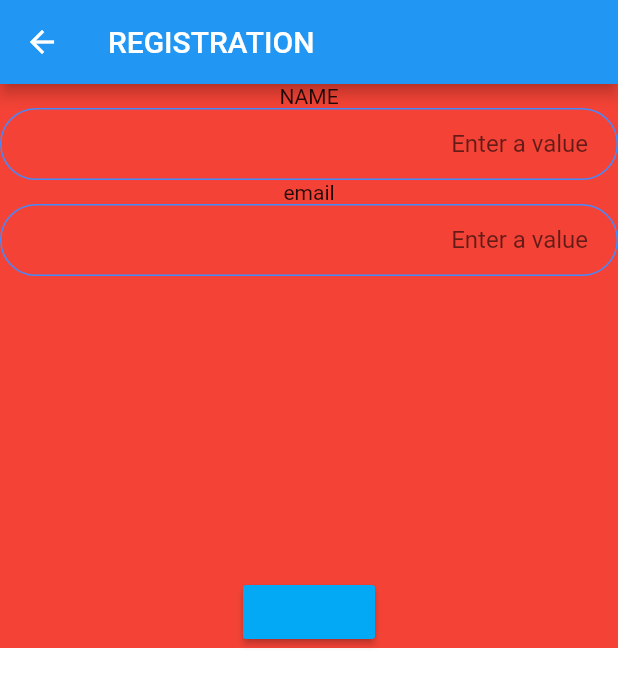
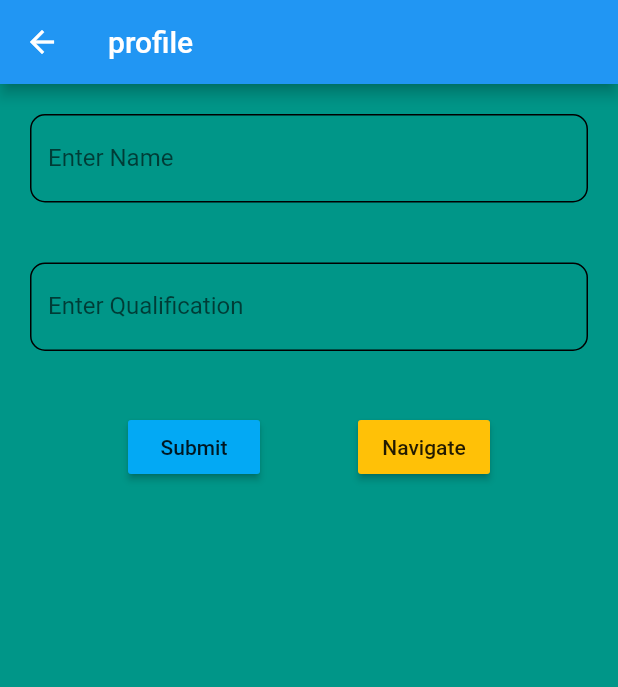
Before and after one commit to preet3001/tutor4u, a Flutter app: the Profile_Page screen opened by its route, on a phone screen of 412 x 824 dp. Shown: the top 687 px of the screen. Run offline on Flutter 3.47's test engine with Material 2 defaults, Android fonts, the phone set to English and light mode, and no system bars; our stand-ins replace firebase_auth, firebase_core, firebase_database, google_sign_in; accounts and stored records are empty.

Commit message:
updated profile page

```diff
--- a/lib/screens/home.dart
+++ b/lib/screens/home.dart
@@ -29,7 +29,7 @@ class _home_PageState extends State<home_Page> {
           crossAxisAlignment: CrossAxisAlignment.center,
           children: <Widget>[
             RaisedButton(
-                child: Text('REGISTRATION'),
+                child: Text('profile'),
                 onPressed: () {
                   Navigator.pushNamed(context, Profile_Page.id);
                 }),
--- a/lib/screens/profile_page.dart
+++ b/lib/screens/profile_page.dart
@@ -1,6 +1,7 @@
 import 'package:flutter/material.dart';
 import 'package:firebase_database/firebase_database.dart';
-import 'package:tutor4u/constants.dart';
+import 'package:tutor4u/screens/home.dart';
+//import 'package:tutor4u/constants.dart';
 
 class Profile_Page extends StatefulWidget {
   static const String id = 'Profile_Page';
@@ -11,94 +12,94 @@ class Profile_Page extends StatefulWidget {
 class _Profile_PageState extends State<Profile_Page> {
   final _formKey = GlobalKey<FormState>();
   final nameController = TextEditingController();
-  final emailController = TextEditingController();
+  final QualificationController = TextEditingController();
   final DBRef = FirebaseDatabase.instance.reference();
   @override
   Widget build(BuildContext context) {
     return Scaffold(
       appBar: AppBar(
-        title: Text('REGISTRATION'),
+        title: Text('profile'),
       ),
       backgroundColor: Colors.teal,
-      body: Container(
-        color: Colors.white,
+      body: Form(
+        key: _formKey,
+        child: SingleChildScrollView(
           child: Column(
             children: <Widget>[
-            Form(
-              key: _formKey,
-              child: SingleChildScrollView(
-                child: Container(
-                  color: Colors.red,
-                  child: Column(
-                    mainAxisAlignment: MainAxisAlignment.center,
-                    children: <Widget>[
-                      Expanded(
-                        flex: 2,
-                        child: Text(
-                          'NAME',
+              Padding(
+                padding: EdgeInsets.all(20.0),
+                child: TextFormField(
+                  controller: nameController,
+                  decoration: InputDecoration(
+                    labelText: "Enter Name",
+                    enabledBorder: OutlineInputBorder(
+                      borderRadius: BorderRadius.circular(10.0),
                     ),
                   ),
-                      Expanded(
-                        flex: 5,
-                        child: TextFormField(
-                          controller: nameController,
-                          textAlign: TextAlign.end,
-                          decoration: kTextFieldDecoration,
+                  // The validator receives the text that the user has entered.
                   validator: (value) {
                     if (value.isEmpty) {
-                              return 'enter value';
+                      return 'Enter Name';
                     }
                     return null;
                   },
                 ),
               ),
-                      Expanded(
-                        flex: 2,
-                        child: Text(
-                          'email',
+              Padding(
+                padding: EdgeInsets.all(20.0),
+                child: TextFormField(
+                  controller: QualificationController,
+                  decoration: InputDecoration(
+                    labelText: "Enter Qualification",
+                    enabledBorder: OutlineInputBorder(
+                      borderRadius: BorderRadius.circular(10.0),
                     ),
                   ),
-                      Expanded(
-                        flex: 5,
-                        child: TextFormField(
-                          controller: emailController,
-                          textAlign: TextAlign.end,
-                          decoration: kTextFieldDecoration,
+                  // The validator receives the text that the user has entered.
                   validator: (value) {
                     if (value.isEmpty) {
-                              return 'enter value';
+                      return 'Enter Qualification';
                     }
                     return null;
                   },
                 ),
               ),
-                      SizedBox(
-                        height: 200,
-                      ),
+              Padding(
+                  padding: EdgeInsets.all(20.0),
+                  child: Row(
+                    mainAxisAlignment: MainAxisAlignment.spaceEvenly,
+                    children: <Widget>[
                       RaisedButton(
                         color: Colors.lightBlue,
                         onPressed: () {
                           if (_formKey.currentState.validate()) {
                             DBRef.push().set({
                               "name": nameController.text,
-                                "email": emailController.text,
+                              "Qualification": QualificationController.text,
                             }).then((_) {
                               Scaffold.of(context).showSnackBar(SnackBar(
                                   content: Text('Successfully Added')));
-                                emailController.clear();
                               nameController.clear();
+                              QualificationController.clear();
                             }).catchError((onError) {
                               Scaffold.of(context).showSnackBar(
                                   SnackBar(content: Text(onError)));
                             });
                           }
-                          }),
+                        },
+                        child: Text('Submit'),
+                      ),
+                      RaisedButton(
+                        color: Colors.amber,
+                        onPressed: () {
+                          Navigator.pushNamed(context, home_Page.id);
+                        },
+                        child: Text('Navigate'),
+                      ),
+                    ],
+                  )),
             ],
           ),
-                ),
-              ),
-            ),
-          ],
         ),
       ),
     );
```
Lines whose indentation alone changed are shown as unchanged.
